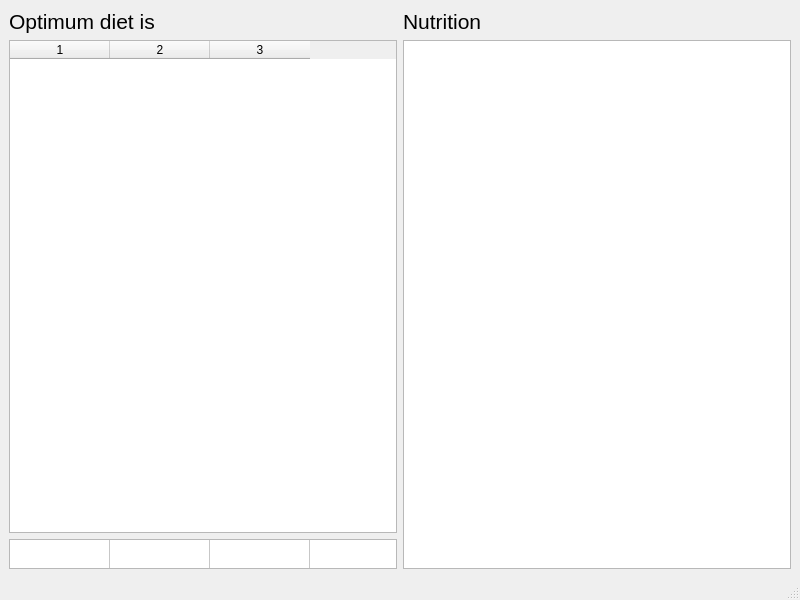
First picture: the form in ui_optimum_diet_window.ui, repository josh-minch/spartan, before the edit.
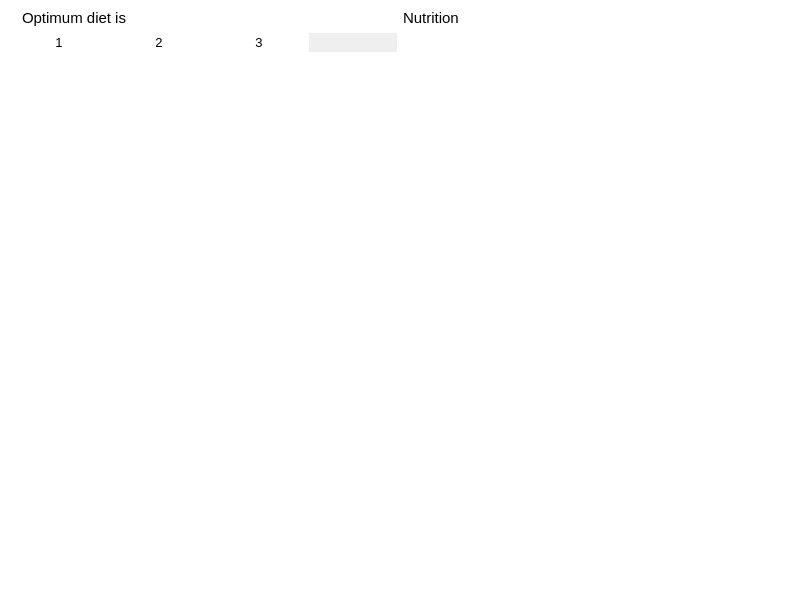
Second picture: the form after the edit. Icons and pictures are not drawn.

Commit message: Improved optimum diet window visual styling

The edit to the form file:
```diff
--- a/ui_optimum_diet_window.ui
+++ b/ui_optimum_diet_window.ui
@@ -10,6 +10,70 @@
     <height>600</height>
    </rect>
   </property>
+  <property name="palette">
+   <palette>
+    <active>
+     <colorrole role="Base">
+      <brush brushstyle="SolidPattern">
+       <color alpha="255">
+        <red>255</red>
+        <green>255</green>
+        <blue>255</blue>
+       </color>
+      </brush>
+     </colorrole>
+     <colorrole role="Window">
+      <brush brushstyle="SolidPattern">
+       <color alpha="255">
+        <red>255</red>
+        <green>255</green>
+        <blue>255</blue>
+       </color>
+      </brush>
+     </colorrole>
+    </active>
+    <inactive>
+     <colorrole role="Base">
+      <brush brushstyle="SolidPattern">
+       <color alpha="255">
+        <red>255</red>
+        <green>255</green>
+        <blue>255</blue>
+       </color>
+      </brush>
+     </colorrole>
+     <colorrole role="Window">
+      <brush brushstyle="SolidPattern">
+       <color alpha="255">
+        <red>255</red>
+        <green>255</green>
+        <blue>255</blue>
+       </color>
+      </brush>
+     </colorrole>
+    </inactive>
+    <disabled>
+     <colorrole role="Base">
+      <brush brushstyle="SolidPattern">
+       <color alpha="255">
+        <red>255</red>
+        <green>255</green>
+        <blue>255</blue>
+       </color>
+      </brush>
+     </colorrole>
+     <colorrole role="Window">
+      <brush brushstyle="SolidPattern">
+       <color alpha="255">
+        <red>255</red>
+        <green>255</green>
+        <blue>255</blue>
+       </color>
+      </brush>
+     </colorrole>
+    </disabled>
+   </palette>
+  </property>
   <property name="windowTitle">
    <string>Optimum Diet</string>
   </property>
@@ -18,71 +82,74 @@
     <normaloff>icon_trimmed.png</normaloff>icon_trimmed.png</iconset>
   </property>
   <widget class="QWidget" name="centralwidget">
-   <layout class="QHBoxLayout" name="horizontalLayout">
+   <layout class="QHBoxLayout" name="horizontalLayout_2">
     <item>
      <layout class="QVBoxLayout" name="verticalLayout">
       <item>
-       <widget class="QLabel" name="diet_label">
-        <property name="font">
-         <font>
-          <family>Segoe UI</family>
-          <pointsize>16</pointsize>
-         </font>
-        </property>
-        <property name="text">
-         <string>Optimum diet is </string>
-        </property>
-       </widget>
+       <layout class="QHBoxLayout" name="horizontalLayout">
+        <item>
+         <widget class="QLabel" name="label">
+          <property name="sizePolicy">
+           <sizepolicy hsizetype="Fixed" vsizetype="Preferred">
+            <horstretch>0</horstretch>
+            <verstretch>0</verstretch>
+           </sizepolicy>
+          </property>
+          <property name="text">
+           <string/>
+          </property>
+          <property name="pixmap">
+           <pixmap>images/opt_diet.png</pixmap>
+          </property>
+         </widget>
+        </item>
+        <item>
+         <widget class="QLabel" name="diet_label">
+          <property name="font">
+           <font>
+            <family>Segoe UI</family>
+            <pointsize>11</pointsize>
+           </font>
+          </property>
+          <property name="frameShape">
+           <enum>QFrame::NoFrame</enum>
+          </property>
+          <property name="text">
+           <string>Optimum diet is</string>
+          </property>
+         </widget>
+        </item>
+       </layout>
       </item>
       <item>
        <widget class="QTableWidget" name="optimum_diet_table">
+        <property name="font">
+         <font>
+          <pointsize>10</pointsize>
+         </font>
+        </property>
+        <property name="styleSheet">
+         <string notr="true">QHeaderView::section{
+	border: 0px;
+	background-color: white;
+}
+</string>
+        </property>
+        <property name="frameShape">
+         <enum>QFrame::NoFrame</enum>
+        </property>
         <property name="alternatingRowColors">
          <bool>true</bool>
         </property>
-        <property name="columnCount">
-         <number>3</number>
-        </property>
-        <attribute name="verticalHeaderVisible">
+        <property name="showGrid">
          <bool>false</bool>
-        </attribute>
-        <column/>
-        <column/>
-        <column/>
-       </widget>
-      </item>
-      <item>
-       <widget class="QTableWidget" name="optimum_diet_totals">
-        <property name="sizePolicy">
-         <sizepolicy hsizetype="Preferred" vsizetype="Preferred">
-          <horstretch>0</horstretch>
-          <verstretch>0</verstretch>
-         </sizepolicy>
         </property>
-        <property name="minimumSize">
-         <size>
-          <width>0</width>
-          <height>1</height>
-         </size>
-        </property>
-        <property name="maximumSize">
-         <size>
-          <width>16777215</width>
-          <height>30</height>
-         </size>
-        </property>
-        <property name="rowCount">
-         <number>1</number>
-        </property>
         <property name="columnCount">
          <number>3</number>
         </property>
-        <attribute name="horizontalHeaderVisible">
-         <bool>false</bool>
-        </attribute>
         <attribute name="verticalHeaderVisible">
          <bool>false</bool>
         </attribute>
-        <row/>
         <column/>
         <column/>
         <column/>
@@ -97,7 +164,7 @@
         <property name="font">
          <font>
           <family>Segoe UI</family>
-          <pointsize>16</pointsize>
+          <pointsize>11</pointsize>
          </font>
         </property>
         <property name="text">
@@ -106,23 +173,24 @@
        </widget>
       </item>
       <item>
-       <widget class="QTableWidget" name="optimum_nutrition_table"/>
+       <widget class="QTableWidget" name="optimum_nutrition_table">
+        <property name="font">
+         <font>
+          <pointsize>10</pointsize>
+         </font>
+        </property>
+        <property name="frameShape">
+         <enum>QFrame::NoFrame</enum>
+        </property>
+        <property name="showGrid">
+         <bool>false</bool>
+        </property>
+       </widget>
       </item>
      </layout>
     </item>
    </layout>
   </widget>
-  <widget class="QMenuBar" name="menubar">
-   <property name="geometry">
-    <rect>
-     <x>0</x>
-     <y>0</y>
-     <width>800</width>
-     <height>21</height>
-    </rect>
-   </property>
-  </widget>
-  <widget class="QStatusBar" name="statusbar"/>
  </widget>
  <resources/>
  <connections/>
```
Left out of the diff: 4 changed lines with no effect on the pictures. The commit also changes 5 other files.
